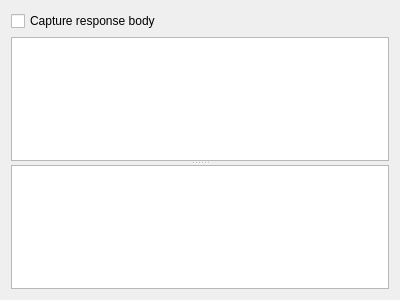
Before: the Qt Designer form plugins/network/networkreplywidget.ui in KDAB/GammaRay, drawn with Qt 5.
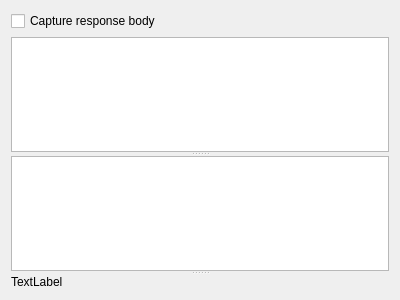
After: the same form once the commit is applied.

Commit message:
Render images from the response
If the response is an image, render them below the operations list.

```diff
--- a/plugins/network/networkreplywidget.ui
+++ b/plugins/network/networkreplywidget.ui
@@ -44,6 +44,11 @@
          <bool>true</bool>
         </property>
        </widget>
+       <widget class="QLabel" name="imageLabel">
+        <property name="text">
+         <string>TextLabel</string>
+        </property>
+       </widget>
       </widget>
      </item>
     </layout>
```
The commit also changes 3 other files.
